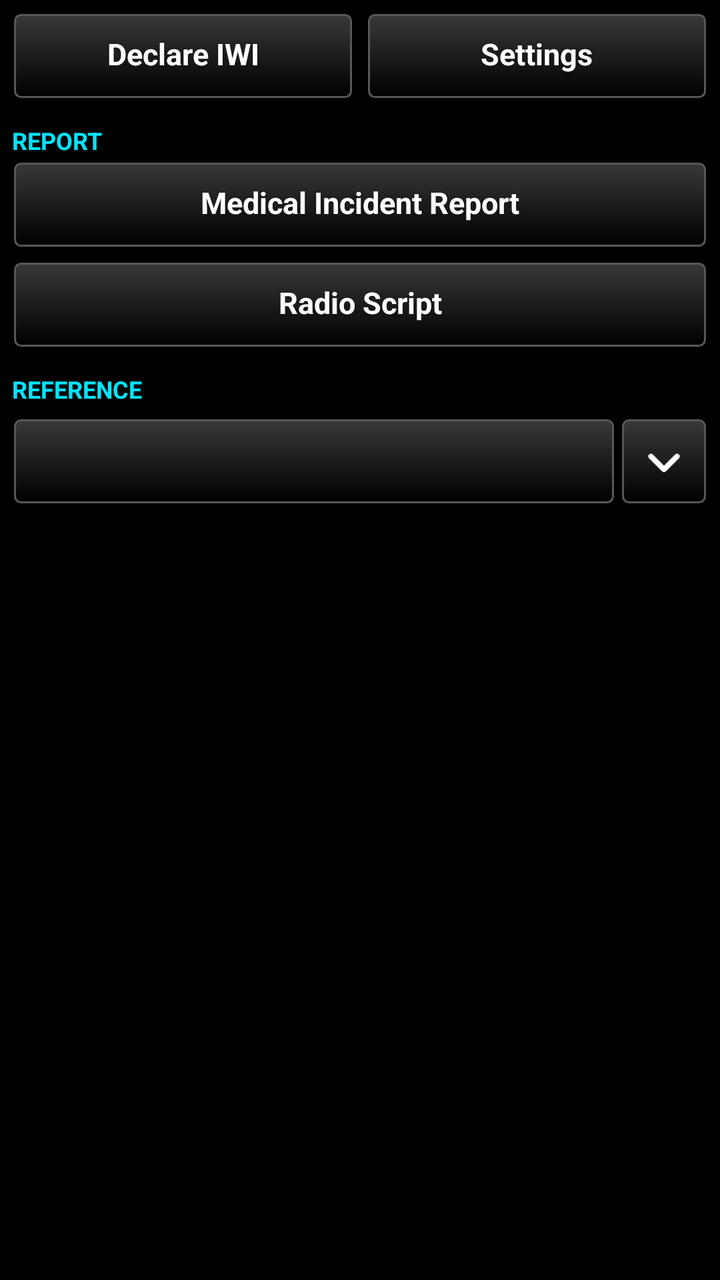
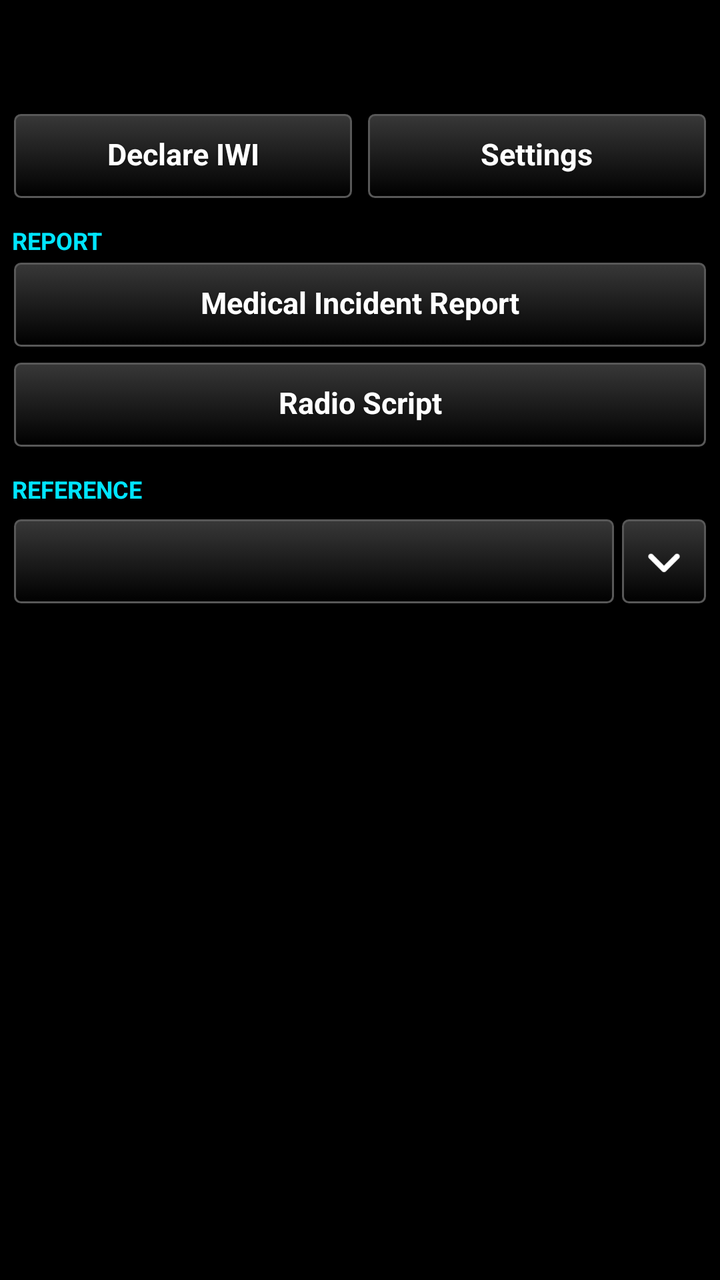

Screens rendered from an Android XML layout before and after an edit, with the pre-edit source and the edit as a unified diff.
<!-- AndroidManifest.xml: application theme AppTheme -->
<!-- res/layout/main_layout.xml -->
<?xml version="1.0" encoding="utf-8"?>
<LinearLayout xmlns:android="http://schemas.android.com/apk/res/android"
    android:layout_width="match_parent"
    android:layout_height="match_parent"
    android:orientation="vertical"
    android:paddingLeft="6dp"
    android:paddingRight="6dp">

    
    <TextView
        android:id="@+id/status"
        android:layout_width="match_parent"
        android:layout_height="wrap_content"
        android:paddingTop="8dp"
        android:paddingBottom="4dp"
        android:textSize="13sp"
        android:textColor="@color/amber"
        android:visibility="gone" />

    
    <ScrollView
        android:id="@+id/main_page"
        android:layout_width="match_parent"
        android:layout_height="0dp"
        android:layout_weight="1"
        android:fadeScrollbars="false"
        android:focusableInTouchMode="true"
        android:descendantFocusability="beforeDescendants">

        <LinearLayout
            android:layout_width="match_parent"
            android:layout_height="wrap_content"
            android:orientation="vertical"
            android:paddingBottom="12dp">

            
            <LinearLayout
                android:id="@+id/confirm_block"
                android:layout_width="match_parent"
                android:layout_height="wrap_content"
                android:orientation="vertical"
                android:paddingTop="6dp"
                android:paddingBottom="6dp"
                android:visibility="gone">

                <TextView
                    android:id="@+id/confirm_title"
                    android:layout_width="match_parent"
                    android:layout_height="wrap_content"
                    android:textSize="17sp"
                    android:textStyle="bold"
                    android:textColor="@color/white" />

                <TextView
                    android:id="@+id/confirm_where"
                    android:layout_width="match_parent"
                    android:layout_height="wrap_content"
                    android:paddingTop="2dp"
                    android:textSize="16sp"
                    android:textColor="@color/state_on" />

                <TextView
                    android:layout_width="match_parent"
                    android:layout_height="wrap_content"
                    android:paddingTop="2dp"
                    android:textSize="13sp"
                    android:textColor="@color/guide_grey"
                    android:text="@string/confirm_note" />

                <LinearLayout
                    android:layout_width="match_parent"
                    android:layout_height="wrap_content"
                    android:orientation="horizontal"
                    android:layout_marginTop="6dp">

                    <Button
                        android:id="@+id/btn_confirm"
                        style="@style/TakwerxButton"
                        android:layout_width="0dp"
                        android:layout_weight="1"
                        android:layout_height="wrap_content"
                        android:textColor="@color/state_on" />

                    <Button
                        android:id="@+id/btn_confirm_cancel"
                        style="@style/TakwerxButton"
                        android:layout_width="0dp"
                        android:layout_weight="1"
                        android:layout_height="wrap_content"
                        android:layout_marginLeft="6dp"
                        android:text="@string/cancel" />
                </LinearLayout>
            </LinearLayout>

            <LinearLayout
                android:layout_width="match_parent"
                android:layout_height="wrap_content"
                android:orientation="horizontal"
                android:layout_marginTop="6dp">

                <Button
                    android:id="@+id/btn_declare"
                    style="@style/TakwerxButton"
                    android:layout_width="0dp"
                    android:layout_weight="1"
                    android:layout_height="wrap_content"
                    android:text="@string/declare_iwi" />

                <Button
                    android:id="@+id/btn_settings"
                    style="@style/TakwerxButton"
                    android:layout_width="0dp"
                    android:layout_weight="1"
                    android:layout_height="wrap_content"
                    android:layout_marginLeft="6dp"
                    android:text="@string/settings" />
            </LinearLayout>

            
            <LinearLayout
                android:id="@+id/live_block"
                android:layout_width="match_parent"
                android:layout_height="wrap_content"
                android:orientation="vertical"
                android:visibility="gone">

                <TextView
                    style="@style/TakwerxSectionHeading"
                    android:layout_width="match_parent"
                    android:layout_height="wrap_content"
                    android:text="@string/heading_iwi" />

                <TextView
                    android:id="@+id/live_time"
                    android:layout_width="match_parent"
                    android:layout_height="wrap_content"
                    android:textSize="16sp"
                    android:textStyle="bold"
                    android:textColor="@color/white" />

                <TextView
                    android:id="@+id/live_patients"
                    android:layout_width="match_parent"
                    android:layout_height="wrap_content"
                    android:paddingTop="2dp"
                    android:textSize="15sp"
                    android:textColor="@color/white" />

                <TextView
                    android:id="@+id/live_where"
                    android:layout_width="match_parent"
                    android:layout_height="wrap_content"
                    android:paddingTop="2dp"
                    android:textSize="15sp"
                    android:textColor="@color/white" />

                <LinearLayout
                    android:layout_width="match_parent"
                    android:layout_height="wrap_content"
                    android:orientation="horizontal"
                    android:layout_marginTop="6dp">

                    <Button
                        android:id="@+id/btn_go_iwi"
                        style="@style/TakwerxButton"
                        android:layout_width="0dp"
                        android:layout_weight="1"
                        android:layout_height="wrap_content"
                        android:text="@string/go_to" />

                    <Button
                        android:id="@+id/btn_move"
                        style="@style/TakwerxButton"
                        android:layout_width="0dp"
                        android:layout_weight="1"
                        android:layout_height="wrap_content"
                        android:layout_marginLeft="6dp"
                        android:text="@string/change_location" />
                </LinearLayout>
            </LinearLayout>

            <TextView
                style="@style/TakwerxSectionHeading"
                android:layout_width="match_parent"
                android:layout_height="wrap_content"
                android:text="@string/heading_report" />

            <Button
                android:id="@+id/btn_report"
                style="@style/TakwerxButton"
                android:layout_width="match_parent"
                android:layout_height="wrap_content"
                android:text="@string/medical_incident_report" />

            <Button
                android:id="@+id/btn_script"
                style="@style/TakwerxButton"
                android:layout_width="match_parent"
                android:layout_height="wrap_content"
                android:layout_marginTop="6dp"
                android:text="@string/radio_script" />

            <TextView
                style="@style/TakwerxSectionHeading"
                android:layout_width="match_parent"
                android:layout_height="wrap_content"
                android:text="@string/heading_reference" />

            
            <LinearLayout
                android:layout_width="match_parent"
                android:layout_height="wrap_content"
                android:orientation="horizontal"
                android:gravity="center_vertical"
                android:layout_marginTop="4dp">

                <Button
                    android:id="@+id/fold_trauma_head"
                    style="@style/TakwerxButton"
                    android:layout_width="0dp"
                    android:layout_weight="1"
                    android:layout_height="wrap_content" />

                <ImageButton
                    android:id="@+id/fold_trauma_chev"
                    style="@style/TakwerxIconButton"
                    android:layout_width="44dp"
                    android:layout_weight="0"
                    android:layout_marginRight="0dp"
                    android:contentDescription="@string/show_settings"
                    android:src="@drawable/ic_expand" />
            </LinearLayout>

            <LinearLayout
                android:id="@+id/fold_trauma_body"
                android:layout_width="match_parent"
                android:layout_height="wrap_content"
                android:orientation="vertical"
                android:paddingTop="4dp"
                android:visibility="gone">

                <TextView
                    android:id="@+id/trauma_line1"
                    android:layout_width="match_parent"
                    android:layout_height="wrap_content"
                    android:minHeight="44dp"
                    android:gravity="center_vertical"
                    android:paddingTop="4dp"
                    android:paddingBottom="4dp"
                    android:textSize="15sp"
                    android:textColor="@color/white"
                    android:clickable="true"
                    android:focusable="true" />

                <TextView
                    android:id="@+id/trauma_line2"
                    android:layout_width="match_parent"
                    android:layout_height="wrap_content"
                    android:minHeight="44dp"
                    android:gravity="center_vertical"
                    android:paddingTop="4dp"
                    android:paddingBottom="4dp"
                    android:textSize="15sp"
                    android:textColor="@color/white"
                    android:clickable="true"
                    android:focusable="true"
                    android:visibility="gone" />

                <TextView
                    android:id="@+id/trauma_note"
                    android:layout_width="match_parent"
                    android:layout_height="wrap_content"
                    android:paddingTop="2dp"
                    android:paddingBottom="8dp"
                    android:textSize="12sp"
                    android:textColor="@color/guide_grey" />
            </LinearLayout>
        </LinearLayout>
    </ScrollView>

    
    <LinearLayout
        android:id="@+id/settings_page"
        android:layout_width="match_parent"
        android:layout_height="0dp"
        android:layout_weight="1"
        android:orientation="vertical"
        android:visibility="gone">

        <LinearLayout
            android:layout_width="match_parent"
            android:layout_height="wrap_content"
            android:orientation="horizontal"
            android:gravity="center_vertical"
            android:layout_marginTop="6dp">

            <Button
                android:id="@+id/btn_settings_back"
                style="@style/TakwerxButton"
                android:layout_width="wrap_content"
                android:layout_height="wrap_content"
                android:minWidth="90dp"
                android:text="@string/back" />

            <TextView
                android:layout_width="0dp"
                android:layout_weight="1"
                android:layout_height="wrap_content"
                android:layout_marginLeft="12dp"
                android:textSize="17sp"
                android:textStyle="bold"
                android:textColor="@color/white"
                android:text="@string/settings" />
        </LinearLayout>

        <ScrollView
            android:layout_width="match_parent"
            android:layout_height="0dp"
            android:layout_weight="1"
            android:fadeScrollbars="false"
            android:focusableInTouchMode="true"
            android:descendantFocusability="beforeDescendants">

            <LinearLayout
                android:layout_width="match_parent"
                android:layout_height="wrap_content"
                android:orientation="vertical"
                android:paddingBottom="12dp">

                
                <LinearLayout
                    android:layout_width="match_parent"
                    android:layout_height="wrap_content"
                    android:orientation="horizontal"
                    android:gravity="center_vertical"
                    android:layout_marginTop="6dp">

                    <Button
                        android:id="@+id/fold_speed_head"
                        style="@style/TakwerxButton"
                        android:layout_width="0dp"
                        android:layout_weight="1"
                        android:layout_height="wrap_content" />

                    <ImageButton
                        android:id="@+id/fold_speed_chev"
                        style="@style/TakwerxIconButton"
                        android:layout_width="44dp"
                        android:layout_weight="0"
                        android:layout_marginRight="0dp"
                        android:contentDescription="@string/show_settings"
                        android:src="@drawable/ic_expand" />
                </LinearLayout>

                <LinearLayout
                    android:id="@+id/fold_speed_body"
                    android:layout_width="match_parent"
                    android:layout_height="wrap_content"
                    android:orientation="vertical"
                    android:paddingTop="4dp"
                    android:visibility="gone">

                    <TextView
                        android:layout_width="match_parent"
                        android:layout_height="wrap_content"
                        android:textSize="13sp"
                        android:textColor="@color/white"
                        android:paddingBottom="6dp"
                        android:text="@string/cruise_explain" />

                    <Button
                        android:id="@+id/btn_cruise_speed"
                        style="@style/TakwerxButton"
                        android:layout_width="match_parent"
                        android:layout_height="wrap_content" />
                </LinearLayout>

                
                <LinearLayout
                    android:layout_width="match_parent"
                    android:layout_height="wrap_content"
                    android:orientation="horizontal"
                    android:gravity="center_vertical"
                    android:layout_marginTop="6dp">

                    <Button
                        android:id="@+id/fold_data_head"
                        style="@style/TakwerxButton"
                        android:layout_width="0dp"
                        android:layout_weight="1"
                        android:layout_height="wrap_content" />

                    <ImageButton
                        android:id="@+id/fold_data_chev"
                        style="@style/TakwerxIconButton"
                        android:layout_width="44dp"
                        android:layout_weight="0"
                        android:layout_marginRight="0dp"
                        android:contentDescription="@string/show_settings"
                        android:src="@drawable/ic_expand" />
                </LinearLayout>

                <LinearLayout
                    android:id="@+id/fold_data_body"
                    android:layout_width="match_parent"
                    android:layout_height="wrap_content"
                    android:orientation="vertical"
                    android:paddingTop="4dp"
                    android:visibility="gone">

                    <TextView
                        android:id="@+id/data_detail"
                        android:layout_width="match_parent"
                        android:layout_height="wrap_content"
                        android:textSize="13sp"
                        android:textColor="@color/white"
                        android:paddingBottom="6dp" />

                    <Button
                        android:id="@+id/btn_download"
                        style="@style/TakwerxButton"
                        android:layout_width="match_parent"
                        android:layout_height="wrap_content"
                        android:text="@string/download_now" />
                </LinearLayout>
            </LinearLayout>
        </ScrollView>
    </LinearLayout>

    
    <LinearLayout
        android:id="@+id/details_page"
        android:layout_width="match_parent"
        android:layout_height="0dp"
        android:layout_weight="1"
        android:orientation="vertical"
        android:visibility="gone">

        <LinearLayout
            android:layout_width="match_parent"
            android:layout_height="wrap_content"
            android:orientation="horizontal"
            android:gravity="center_vertical"
            android:baselineAligned="false"
            android:layout_marginTop="6dp">

            <Button
                android:id="@+id/btn_details_back"
                style="@style/TakwerxButton"
                android:layout_width="wrap_content"
                android:layout_height="wrap_content"
                android:text="@string/back" />

            <TextView
                android:id="@+id/details_title"
                android:layout_width="0dp"
                android:layout_weight="1"
                android:layout_height="wrap_content"
                android:layout_marginLeft="8dp"
                android:textSize="18sp"
                android:textStyle="bold"
                android:textColor="@color/white" />

            <Button
                android:id="@+id/btn_go_to"
                style="@style/TakwerxButton"
                android:layout_width="wrap_content"
                android:layout_height="wrap_content"
                android:text="@string/go_to" />
        </LinearLayout>

        <TextView
            android:id="@+id/details_subtitle"
            android:layout_width="match_parent"
            android:layout_height="wrap_content"
            android:textSize="13sp"
            android:textColor="@color/guide_grey"
            android:paddingBottom="6dp" />

        <ScrollView
            android:layout_width="match_parent"
            android:layout_height="0dp"
            android:layout_weight="1"
            android:fadeScrollbars="false">

            <TextView
                android:id="@+id/details_body"
                android:layout_width="match_parent"
                android:layout_height="wrap_content"
                android:textSize="14sp"
                android:textColor="@color/white"
                android:lineSpacingExtra="4dp"
                android:textIsSelectable="true" />
        </ScrollView>
    </LinearLayout>

    
    <LinearLayout
        android:id="@+id/report_page"
        android:layout_width="match_parent"
        android:layout_height="0dp"
        android:layout_weight="1"
        android:orientation="vertical"
        android:visibility="gone">

        <LinearLayout
            android:layout_width="match_parent"
            android:layout_height="wrap_content"
            android:orientation="horizontal"
            android:gravity="center_vertical"
            android:layout_marginTop="6dp">

            <Button
                android:id="@+id/btn_report_back"
                style="@style/TakwerxButton"
                android:layout_width="wrap_content"
                android:layout_height="wrap_content"
                android:minWidth="90dp"
                android:text="@string/back" />

            <TextView
                android:layout_width="0dp"
                android:layout_weight="1"
                android:layout_height="wrap_content"
                android:layout_marginLeft="12dp"
                android:textSize="17sp"
                android:textStyle="bold"
                android:textColor="@color/white"
                android:text="@string/medical_incident_report" />

            <Button
                android:id="@+id/btn_report_script"
                style="@style/TakwerxButton"
                android:layout_width="wrap_content"
                android:layout_height="wrap_content"
                android:text="@string/radio_script" />
        </LinearLayout>

        <ScrollView
            android:layout_width="match_parent"
            android:layout_height="0dp"
            android:layout_weight="1"
            android:fadeScrollbars="false">

            <LinearLayout
                android:id="@+id/report_container"
                android:layout_width="match_parent"
                android:layout_height="wrap_content"
                android:orientation="vertical"
                android:paddingBottom="24dp" />
        </ScrollView>
    </LinearLayout>

    
    <LinearLayout
        android:id="@+id/script_page"
        android:layout_width="match_parent"
        android:layout_height="0dp"
        android:layout_weight="1"
        android:orientation="vertical"
        android:visibility="gone">

        <LinearLayout
            android:layout_width="match_parent"
            android:layout_height="wrap_content"
            android:orientation="horizontal"
            android:gravity="center_vertical"
            android:layout_marginTop="6dp">

            <Button
                android:id="@+id/btn_script_back"
                style="@style/TakwerxButton"
                android:layout_width="wrap_content"
                android:layout_height="wrap_content"
                android:minWidth="90dp"
                android:text="@string/back" />

            <TextView
                android:layout_width="0dp"
                android:layout_weight="1"
                android:layout_height="wrap_content"
                android:layout_marginLeft="12dp"
                android:textSize="17sp"
                android:textStyle="bold"
                android:textColor="@color/white"
                android:text="@string/radio_script" />
        </LinearLayout>

        <ScrollView
            android:layout_width="match_parent"
            android:layout_height="0dp"
            android:layout_weight="1"
            android:fadeScrollbars="false">

            <LinearLayout
                android:id="@+id/script_container"
                android:layout_width="match_parent"
                android:layout_height="wrap_content"
                android:orientation="vertical"
                android:paddingBottom="24dp" />
        </ScrollView>
    </LinearLayout>

</LinearLayout>
<!-- resources referenced by this layout -->
<resources>
  <color name="amber">#FFC107</color>
  <color name="guide_grey">#BBBBBB</color>
  <color name="state_on">#3ddc61</color>
  <color name="white">#ffffff</color>
  <string name="back">Back</string>
  <string name="cancel">Cancel</string>
  <string name="change_location">Change location</string>
  <string name="confirm_note">Press and drag the marker to put it exactly where the patient is.</string>
  <string name="cruise_explain">The flight time on the line is straight-line distance at this speed. One number, used for every estimate.</string>
  <string name="declare_iwi">Declare IWI</string>
  <string name="download_now">Download now</string>
  <string name="go_to">Go to</string>
  <string name="heading_iwi">IWI declared</string>
  <string name="heading_reference">Reference</string>
  <string name="heading_report">Report</string>
  <string name="medical_incident_report">Medical Incident Report</string>
  <string name="radio_script">Radio Script</string>
  <string name="settings">Settings</string>
  <string name="show_settings">Show settings</string>
  <style name="TakwerxIconButton">
          <item name="android:layout_width">0dp</item>
          <item name="android:layout_weight">1</item>
          <item name="android:layout_height">44dp</item>
          <item name="android:layout_marginLeft">2dp</item>
          <item name="android:layout_marginRight">2dp</item>
          <item name="android:background">@drawable/btn_gray</item>
          <item name="android:scaleType">centerInside</item>
          <item name="android:padding">9dp</item>
      </style>
  <style name="TakwerxSectionHeading">
          <item name="android:textSize">12sp</item>
          <item name="android:textAllCaps">true</item>
          <item name="android:textStyle">bold</item>
          <item name="android:textColor">#00E5FF</item>
          <item name="android:paddingTop">12dp</item>
          <item name="android:paddingBottom">2dp</item>
      </style>
  <style name="AppTheme" parent="@android:style/Theme.Holo">
          <item name="android:buttonStyle">@android:style/Widget.Button</item>
          <item name="android:imageButtonStyle">@android:style/Widget.Button</item>
          <item name="android:buttonStyleToggle">@android:style/Widget.Button</item>
          <item name="android:spinnerStyle">@style/ATAKSpinner</item>
          <item name="android:spinnerItemStyle">@style/ATAKSpinnerItem</item>
          <item name="android:editTextStyle">@style/ATAKEditText</item>
      </style>
  <style name="ATAKSpinner" parent="@android:style/Widget.Spinner">
          <item name="android:spinnerMode">dialog</item>
      </style>
  <style name="ATAKSpinnerItem">
          <item name="android:textColor">@android:color/white</item>
          <item name="android:dropDownVerticalOffset">0dip</item>
          <item name="android:dropDownHorizontalOffset">0dip</item>
          <item name="android:dropDownWidth">wrap_content</item>
          <item name="android:gravity">left|center_vertical</item>
      </style>
  <style name="ATAKEditText" parent="@android:style/Widget.EditText">
          
          
  
          
          <item name="android:imeOptions">flagNoFullscreen</item>
      </style>
  <color name="darker_gray">#121212</color>
  <dimen name="fontSize">14sp</dimen>
  <!-- drawable new_dark_button_disabled (drawable) -->
  <?xml version="1.0" encoding="utf-8"?>
  <layer-list xmlns:android="http://schemas.android.com/apk/res/android">
      <item android:bottom="1dp" android:right="1dp" android:left="1dp" android:top="1dp">
          <shape android:shape="rectangle">
              <corners android:radius="3dp" />
              <stroke
                  android:width="1dp"
                  android:color="#484848" />
              <solid android:color="#484848" />
          </shape>
      </item>
  </layer-list>
  <!-- unchanged entries left out for length: 6 -->
</resources>

<!-- the commit's change to res/layout/main_layout.xml (unified diff, before → after) -->
@@ -18,6 +18,66 @@
         android:visibility="gone" />
 
     
+    <LinearLayout
+        android:id="@+id/tally"
+        android:layout_width="match_parent"
+        android:layout_height="44dp"
+        android:layout_marginTop="6dp"
+        android:orientation="horizontal">
+
+        <TextView
+            android:id="@+id/tally_red"
+            android:layout_width="0dp"
+            android:layout_height="match_parent"
+            android:layout_weight="1"
+            android:gravity="center"
+            android:textSize="22sp"
+            android:textStyle="bold" />
+
+        <TextView
+            android:id="@+id/tally_yellow"
+            android:layout_width="0dp"
+            android:layout_height="match_parent"
+            android:layout_weight="1"
+            android:layout_marginLeft="6dp"
+            android:gravity="center"
+            android:textSize="22sp"
+            android:textStyle="bold" />
+
+        <TextView
+            android:id="@+id/tally_green"
+            android:layout_width="0dp"
+            android:layout_height="match_parent"
+            android:layout_weight="1"
+            android:layout_marginLeft="6dp"
+            android:gravity="center"
+            android:textSize="22sp"
+            android:textStyle="bold" />
+
+        <TextView
+            android:id="@+id/tally_black"
+            android:layout_width="0dp"
+            android:layout_height="match_parent"
+            android:layout_weight="1"
+            android:layout_marginLeft="6dp"
+            android:gravity="center"
+            android:textSize="22sp"
+            android:textStyle="bold" />
+
+        
+        <TextView
+            android:id="@+id/tally_total"
+            android:layout_width="0dp"
+            android:layout_height="match_parent"
+            android:layout_weight="1.6"
+            android:layout_marginLeft="10dp"
+            android:gravity="center"
+            android:textSize="22sp"
+            android:textStyle="bold"
+            android:textColor="@color/white" />
+    </LinearLayout>
+
+    
     <ScrollView
         android:id="@+id/main_page"
         android:layout_width="match_parent"
